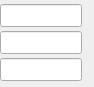
Before: the Qt Designer form src/gui/keywordwidgets/vec3nodevalue.ui in disorderedmaterials/dissolve, drawn with Qt 5.
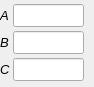
After: the same form once the commit is applied. Custom widgets are drawn as their Qt base class.

Commit message: Add settable labels to Vec3NodeValueKeywordWidget.

Patch:
```diff
--- a/src/gui/keywordwidgets/vec3nodevalue.ui
+++ b/src/gui/keywordwidgets/vec3nodevalue.ui
@@ -32,12 +32,12 @@
     <number>0</number>
    </property>
    <property name="horizontalSpacing">
-    <number>4</number>
+    <number>2</number>
    </property>
    <property name="verticalSpacing">
     <number>0</number>
    </property>
-   <item row="0" column="1">
+   <item row="0" column="2">
     <widget class="CheckIndicator" name="ValueAValidIndicator">
      <property name="sizePolicy">
       <sizepolicy hsizetype="Minimum" vsizetype="Minimum">
@@ -50,10 +50,10 @@
      </property>
     </widget>
    </item>
-   <item row="0" column="0">
+   <item row="0" column="1">
     <widget class="QLineEdit" name="ValueAEdit"/>
    </item>
-   <item row="1" column="1">
+   <item row="1" column="2">
     <widget class="CheckIndicator" name="ValueBValidIndicator">
      <property name="sizePolicy">
       <sizepolicy hsizetype="Minimum" vsizetype="Minimum">
@@ -66,7 +66,7 @@
      </property>
     </widget>
    </item>
-   <item row="2" column="1">
+   <item row="2" column="2">
     <widget class="CheckIndicator" name="ValueCValidIndicator">
      <property name="sizePolicy">
       <sizepolicy hsizetype="Minimum" vsizetype="Minimum">
@@ -79,12 +79,66 @@
      </property>
     </widget>
    </item>
-   <item row="1" column="0">
+   <item row="1" column="1">
     <widget class="QLineEdit" name="ValueBEdit"/>
    </item>
-   <item row="2" column="0">
+   <item row="2" column="1">
     <widget class="QLineEdit" name="ValueCEdit"/>
    </item>
+   <item row="0" column="0">
+    <widget class="QLabel" name="ValueALabel">
+     <property name="sizePolicy">
+      <sizepolicy hsizetype="Minimum" vsizetype="Preferred">
+       <horstretch>0</horstretch>
+       <verstretch>0</verstretch>
+      </sizepolicy>
+     </property>
+     <property name="font">
+      <font>
+       <italic>true</italic>
+      </font>
+     </property>
+     <property name="text">
+      <string>A</string>
+     </property>
+    </widget>
+   </item>
+   <item row="1" column="0">
+    <widget class="QLabel" name="ValueBLabel">
+     <property name="sizePolicy">
+      <sizepolicy hsizetype="Minimum" vsizetype="Preferred">
+       <horstretch>0</horstretch>
+       <verstretch>0</verstretch>
+      </sizepolicy>
+     </property>
+     <property name="font">
+      <font>
+       <italic>true</italic>
+      </font>
+     </property>
+     <property name="text">
+      <string>B</string>
+     </property>
+    </widget>
+   </item>
+   <item row="2" column="0">
+    <widget class="QLabel" name="ValueCLabel">
+     <property name="sizePolicy">
+      <sizepolicy hsizetype="Minimum" vsizetype="Preferred">
+       <horstretch>0</horstretch>
+       <verstretch>0</verstretch>
+      </sizepolicy>
+     </property>
+     <property name="font">
+      <font>
+       <italic>true</italic>
+      </font>
+     </property>
+     <property name="text">
+      <string>C</string>
+     </property>
+    </widget>
+   </item>
   </layout>
  </widget>
  <customwidgets>
```
The commit also changes 1 other file.
